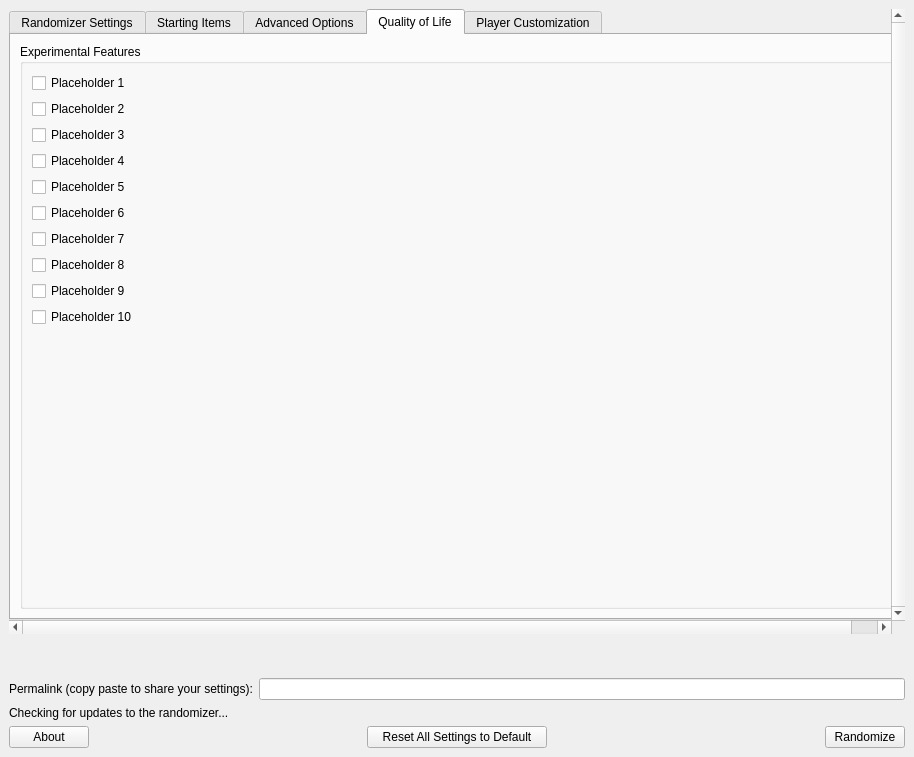
Qt form wwr_ui/randomizer_window.ui (tanjo3/wwrando) before a commit.
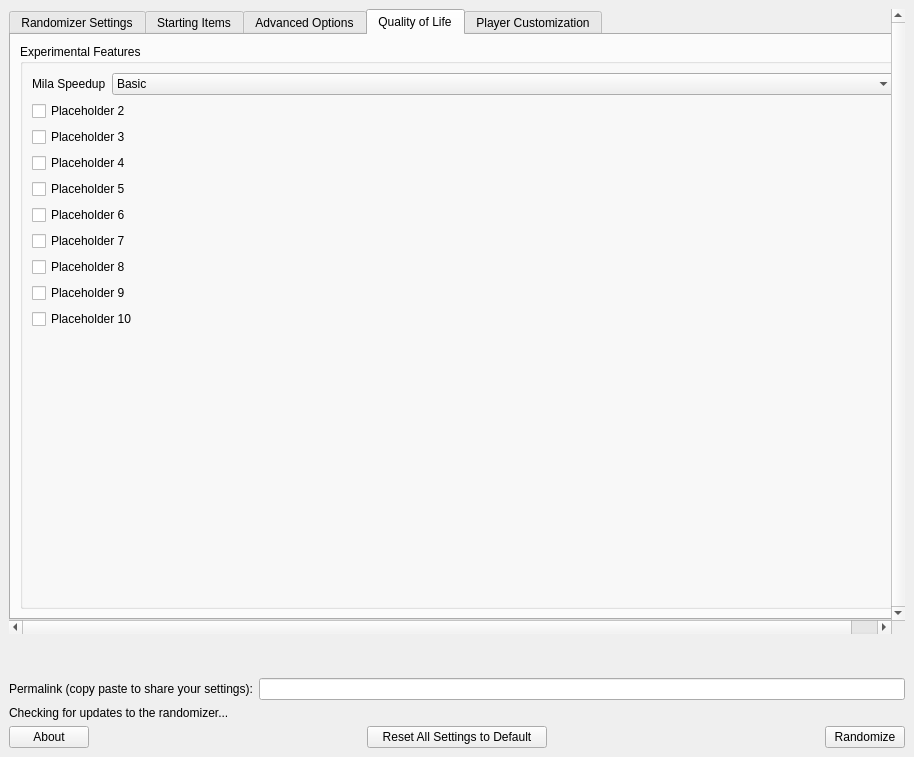
The same form after that commit. The open tabs and pages were chosen to show the change. Custom widgets are drawn as their Qt base class.

Commit message: add mila speedup. Shortened option isn't working quite right for some reason

```diff
--- a/wwr_ui/randomizer_window.ui
+++ b/wwr_ui/randomizer_window.ui
@@ -1234,11 +1234,40 @@
               </property>
               <layout class="QVBoxLayout" name="verticalLayout_qol_experimental">
                <item>
-                <widget class="QCheckBox" name="quality_of_life_1">
-                 <property name="text">
-                  <string>Placeholder 1</string>
-                 </property>
-                </widget>
+                <layout class="QHBoxLayout" name="horizontalLayout_mila_speedup">
+                 <item>
+                  <widget class="QLabel" name="label_for_mila_speedup">
+                   <property name="text">
+                    <string>Mila Speedup</string>
+                   </property>
+                  </widget>
+                 </item>
+                 <item>
+                  <widget class="QComboBox" name="mila_speedup">
+                   <property name="sizePolicy">
+                    <sizepolicy hsizetype="Preferred" vsizetype="Fixed">
+                     <horstretch>1</horstretch>
+                     <verstretch>0</verstretch>
+                    </sizepolicy>
+                   </property>
+                   <item>
+                    <property name="text">
+                     <string>Basic</string>
+                    </property>
+                   </item>
+                   <item>
+                    <property name="text">
+                     <string>Shortened</string>
+                    </property>
+                   </item>
+                   <item>
+                    <property name="text">
+                     <string>Instant</string>
+                    </property>
+                   </item>
+                  </widget>
+                 </item>
+                </layout>
                </item>
                <item>
                 <widget class="QCheckBox" name="quality_of_life_2">
```
The commit also changes 4 other files.
